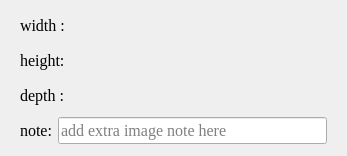
Before: the Qt Designer form ISAT/ui/info_dock.ui in yatengLG/ISAT_with_segment_anything, drawn with Qt 5.
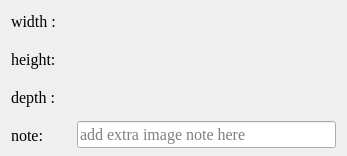
After: the same form once the commit is applied.

```diff
--- a/ISAT/ui/info_dock.ui
+++ b/ISAT/ui/info_dock.ui
@@ -26,6 +26,21 @@
    <string>Form</string>
   </property>
   <layout class="QVBoxLayout" name="verticalLayout">
+   <property name="spacing">
+    <number>0</number>
+   </property>
+   <property name="leftMargin">
+    <number>2</number>
+   </property>
+   <property name="topMargin">
+    <number>2</number>
+   </property>
+   <property name="rightMargin">
+    <number>2</number>
+   </property>
+   <property name="bottomMargin">
+    <number>2</number>
+   </property>
    <item>
     <widget class="QWidget" name="widget" native="true">
      <layout class="QHBoxLayout" name="horizontalLayout">
@@ -45,7 +60,7 @@
        <widget class="QLabel" name="label">
         <property name="minimumSize">
          <size>
-          <width>0</width>
+          <width>60</width>
           <height>0</height>
          </size>
         </property>
@@ -89,7 +104,7 @@
        <widget class="QLabel" name="label_2">
         <property name="minimumSize">
          <size>
-          <width>0</width>
+          <width>60</width>
           <height>0</height>
          </size>
         </property>
@@ -131,6 +146,12 @@
       </property>
       <item>
        <widget class="QLabel" name="label_3">
+        <property name="minimumSize">
+         <size>
+          <width>60</width>
+          <height>0</height>
+         </size>
+        </property>
         <property name="maximumSize">
          <size>
           <width>60</width>
@@ -169,6 +190,18 @@
       </property>
       <item>
        <widget class="QLabel" name="label_5">
+        <property name="minimumSize">
+         <size>
+          <width>60</width>
+          <height>0</height>
+         </size>
+        </property>
+        <property name="maximumSize">
+         <size>
+          <width>60</width>
+          <height>16777215</height>
+         </size>
+        </property>
         <property name="text">
          <string>note:</string>
         </property>
```
